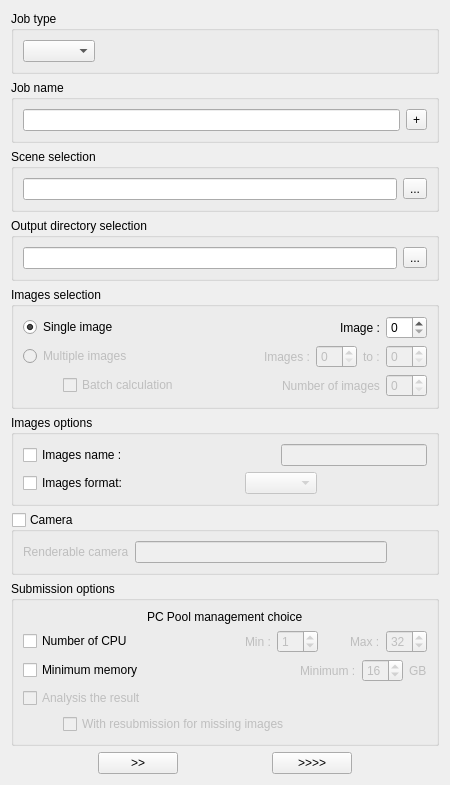
Before: the Qt Designer form resources/ui/JobCreationWidget.ui in THEfireZz/Mygale, drawn with Qt 5.
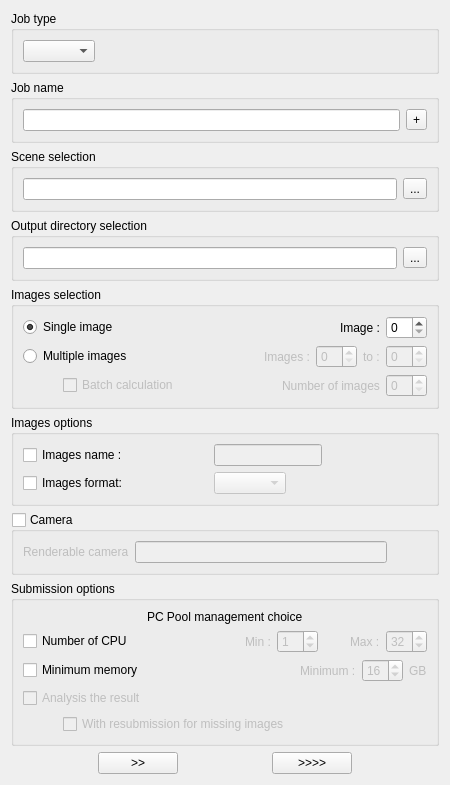
After: the same form once the commit is applied.

Commit message: initialize JobCreationWidget and add JobCreation controller Handle elements enable/disable

Diff of the .ui file:
```diff
--- a/resources/ui/JobCreationWidget.ui
+++ b/resources/ui/JobCreationWidget.ui
@@ -166,7 +166,7 @@
         <item>
          <widget class="QRadioButton" name="multipleImagesRadioButton">
           <property name="enabled">
-           <bool>false</bool>
+           <bool>true</bool>
           </property>
           <property name="text">
            <string>Multiple images</string>
@@ -305,9 +305,12 @@
           <property name="orientation">
            <enum>Qt::Orientation::Horizontal</enum>
           </property>
+          <property name="sizeType">
+           <enum>QSizePolicy::Policy::Maximum</enum>
+          </property>
           <property name="sizeHint" stdset="0">
            <size>
-            <width>40</width>
+            <width>80</width>
             <height>20</height>
            </size>
           </property>
@@ -320,6 +323,19 @@
           </property>
          </widget>
         </item>
+        <item>
+         <spacer name="horizontalSpacer_17">
+          <property name="orientation">
+           <enum>Qt::Orientation::Horizontal</enum>
+          </property>
+          <property name="sizeHint" stdset="0">
+           <size>
+            <width>40</width>
+            <height>20</height>
+           </size>
+          </property>
+         </spacer>
+        </item>
        </layout>
       </item>
       <item>
@@ -336,9 +352,12 @@
           <property name="orientation">
            <enum>Qt::Orientation::Horizontal</enum>
           </property>
+          <property name="sizeType">
+           <enum>QSizePolicy::Policy::Maximum</enum>
+          </property>
           <property name="sizeHint" stdset="0">
            <size>
-            <width>40</width>
+            <width>80</width>
             <height>20</height>
            </size>
           </property>
```
The commit also changes 10 other files.
